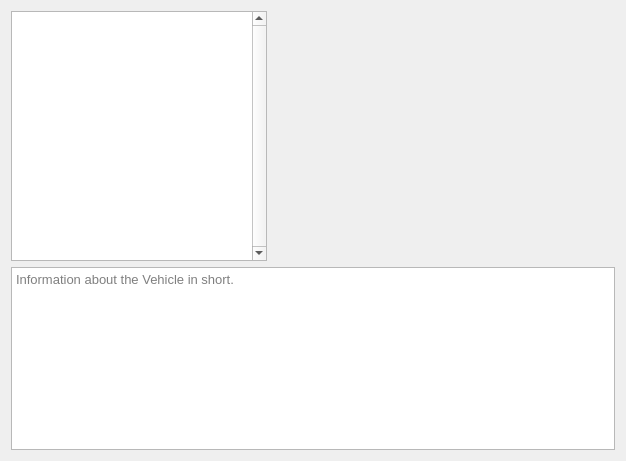
The window that ground/gcs/src/plugins/setupwizard/vehicletemplateselectorwidget.ui (librepilot/LibrePilot) describes before a commit, drawn with Qt 5.
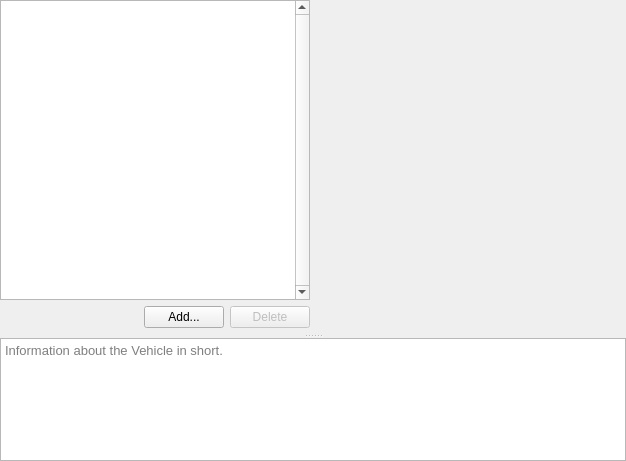
The same window after the commit.

```diff
--- a/ground/gcs/src/plugins/setupwizard/vehicletemplateselectorwidget.ui
+++ b/ground/gcs/src/plugins/setupwizard/vehicletemplateselectorwidget.ui
@@ -13,29 +13,119 @@
   <property name="windowTitle">
    <string>Form</string>
   </property>
+  <layout class="QVBoxLayout" name="verticalLayout_2">
+   <property name="leftMargin">
+    <number>0</number>
+   </property>
+   <property name="topMargin">
+    <number>0</number>
+   </property>
+   <property name="rightMargin">
+    <number>0</number>
+   </property>
+   <property name="bottomMargin">
+    <number>0</number>
+   </property>
+   <item>
+    <widget class="QSplitter" name="splitter">
+     <property name="orientation">
+      <enum>Qt::Vertical</enum>
+     </property>
+     <widget class="QWidget" name="">
+      <layout class="QHBoxLayout" name="horizontalLayout_2">
+       <property name="bottomMargin">
+        <number>6</number>
+       </property>
+       <item>
   <layout class="QVBoxLayout" name="verticalLayout">
    <item>
-    <layout class="QHBoxLayout" name="horizontalLayout">
-     <item>
-      <layout class="QVBoxLayout" name="verticalLayout_3" stretch="2,0">
-       <item>
-        <layout class="QHBoxLayout" name="horizontalLayout_2" stretch="0,4">
-         <item>
           <widget class="QListWidget" name="templateList">
+           <property name="minimumSize">
+            <size>
+             <width>0</width>
+             <height>300</height>
+            </size>
+           </property>
            <property name="verticalScrollBarPolicy">
             <enum>Qt::ScrollBarAlwaysOn</enum>
            </property>
+           <property name="horizontalScrollBarPolicy">
+            <enum>Qt::ScrollBarAlwaysOff</enum>
+           </property>
            <property name="editTriggers">
             <set>QAbstractItemView::NoEditTriggers</set>
            </property>
+           <property name="alternatingRowColors">
+            <bool>false</bool>
+           </property>
           </widget>
+         </item>
+         <item>
+          <layout class="QHBoxLayout" name="horizontalLayout">
+           <item>
+            <widget class="QFrame" name="buttonFrame">
+             <property name="frameShape">
+              <enum>QFrame::NoFrame</enum>
+             </property>
+             <property name="frameShadow">
+              <enum>QFrame::Raised</enum>
+             </property>
+             <layout class="QHBoxLayout" name="horizontalLayout_3">
+              <property name="leftMargin">
+               <number>0</number>
+              </property>
+              <property name="topMargin">
+               <number>0</number>
+              </property>
+              <property name="rightMargin">
+               <number>0</number>
+              </property>
+              <property name="bottomMargin">
+               <number>0</number>
+              </property>
+              <item>
+               <spacer name="horizontalSpacer">
+                <property name="orientation">
+                 <enum>Qt::Horizontal</enum>
+                </property>
+                <property name="sizeHint" stdset="0">
+                 <size>
+                  <width>40</width>
+                  <height>20</height>
+                 </size>
+                </property>
+               </spacer>
+              </item>
+              <item>
+               <widget class="QPushButton" name="addTemplateButton">
+                <property name="text">
+                 <string>Add...</string>
+                </property>
+               </widget>
+              </item>
+              <item>
+               <widget class="QPushButton" name="deleteTemplateButton">
+                <property name="enabled">
+                 <bool>false</bool>
+                </property>
+                <property name="text">
+                 <string>Delete</string>
+                </property>
+               </widget>
+              </item>
+             </layout>
+            </widget>
+           </item>
+          </layout>
+         </item>
+        </layout>
          </item>
          <item>
           <widget class="QGraphicsView" name="templateImage">
            <property name="minimumSize">
             <size>
-             <width>250</width>
-             <height>250</height>
+           <width>200</width>
+           <height>200</height>
             </size>
            </property>
            <property name="styleSheet">
@@ -50,11 +140,10 @@
           </widget>
          </item>
         </layout>
-       </item>
-       <item>
+     </widget>
         <widget class="QTextEdit" name="templateDescription">
          <property name="sizePolicy">
-          <sizepolicy hsizetype="Expanding" vsizetype="Expanding">
+       <sizepolicy hsizetype="MinimumExpanding" vsizetype="Expanding">
            <horstretch>0</horstretch>
            <verstretch>0</verstretch>
           </sizepolicy>
@@ -74,10 +163,7 @@
           <string>Information about the Vehicle in short.</string>
          </property>
         </widget>
-       </item>
-      </layout>
-     </item>
-    </layout>
+    </widget>
    </item>
   </layout>
  </widget>
```
Left out of the diff: 5 changed lines with no effect on the pictures. Lines whose indentation alone changed are shown as unchanged.
